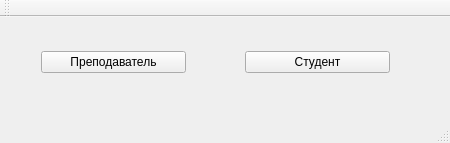
This is DataOfStudents/dataofstodent.ui in RedjinaldCray/dataOdStidents as Qt 5 draws it before an edit. The edited form follows.
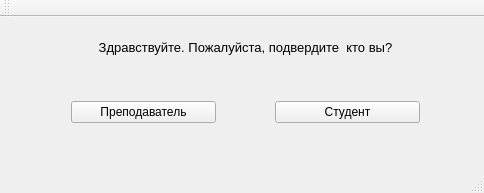
This is the edited form.

```diff
--- a/DataOfStudents/dataofstodent.ui
+++ b/DataOfStudents/dataofstodent.ui
@@ -6,8 +6,8 @@
    <rect>
     <x>0</x>
     <y>0</y>
-    <width>450</width>
-    <height>143</height>
+    <width>484</width>
+    <height>193</height>
    </rect>
   </property>
   <property name="windowTitle">
@@ -17,8 +17,8 @@
    <widget class="QWidget" name="layoutWidget">
     <property name="geometry">
      <rect>
-      <x>30</x>
-      <y>10</y>
+      <x>60</x>
+      <y>60</y>
       <width>371</width>
       <height>71</height>
      </rect>
@@ -62,6 +62,30 @@
      </item>
     </layout>
    </widget>
+   <widget class="QLabel" name="label">
+    <property name="geometry">
+     <rect>
+      <x>50</x>
+      <y>10</y>
+      <width>391</width>
+      <height>41</height>
+     </rect>
+    </property>
+    <property name="font">
+     <font>
+      <pointsize>10</pointsize>
+     </font>
+    </property>
+    <property name="layoutDirection">
+     <enum>Qt::LeftToRight</enum>
+    </property>
+    <property name="text">
+     <string>Здравствуйте. Пожалуйста, подвердите  кто вы?</string>
+    </property>
+    <property name="alignment">
+     <set>Qt::AlignCenter</set>
+    </property>
+   </widget>
   </widget>
   <widget class="QMenuBar" name="menuBar">
    <property name="geometry">
```
Left out of the diff: 2 changed lines with no effect on the pictures.
